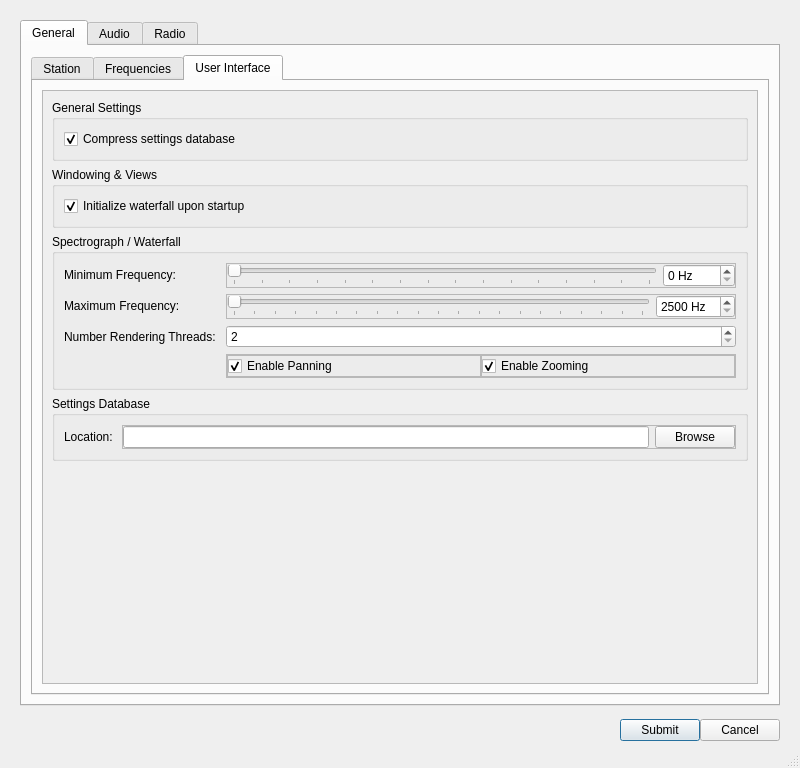
The window that src/ui/dialogsettings.ui (GekkoFyre/small-world-deluxe) describes before a commit, drawn with Qt 5.
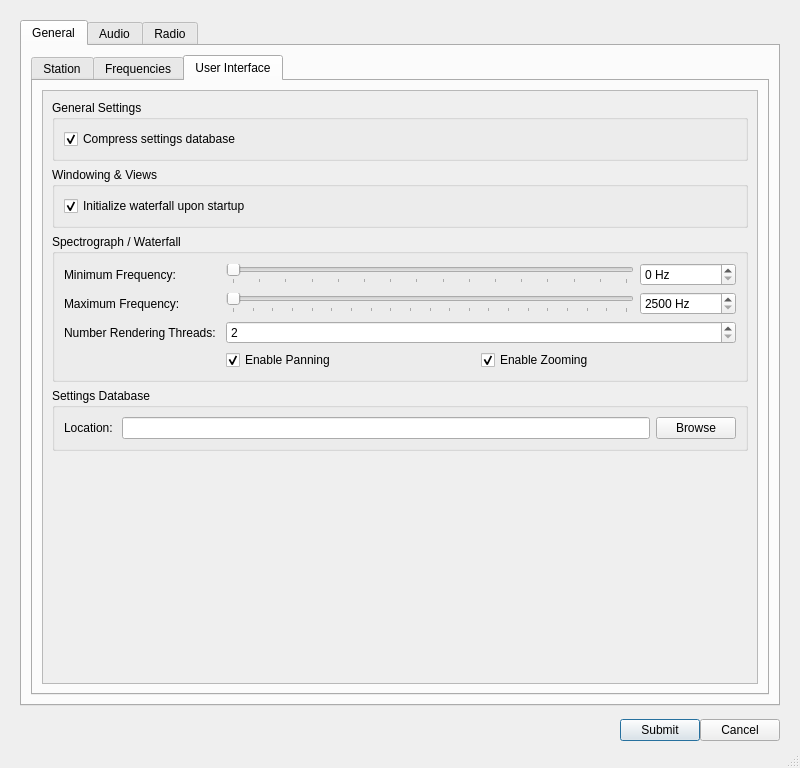
The same window after the commit. The open tabs and pages were chosen to show the change.

Diff of the .ui file:
```diff
--- a/src/ui/dialogsettings.ui
+++ b/src/ui/dialogsettings.ui
@@ -525,6 +525,12 @@
                         </item>
                         <item row="2" column="1">
                          <widget class="QSpinBox" name="spinBox_spectro_render_thread_settings">
+                          <property name="minimumSize">
+                           <size>
+                            <width>96</width>
+                            <height>0</height>
+                           </size>
+                          </property>
                           <property name="toolTip">
                            <string>Be careful! Setting this too high can cause system instability.</string>
                           </property>
@@ -545,10 +551,10 @@
                            </sizepolicy>
                           </property>
                           <property name="frameShape">
-                           <enum>QFrame::StyledPanel</enum>
+                           <enum>QFrame::NoFrame</enum>
                           </property>
                           <property name="frameShadow">
-                           <enum>QFrame::Raised</enum>
+                           <enum>QFrame::Plain</enum>
                           </property>
                           <layout class="QHBoxLayout" name="horizontalLayout_6">
                            <property name="spacing">
@@ -569,10 +575,10 @@
                            <item>
                             <widget class="QFrame" name="frame_spectro_inner_enable_panning">
                              <property name="frameShape">
-                              <enum>QFrame::StyledPanel</enum>
+                              <enum>QFrame::NoFrame</enum>
                              </property>
                              <property name="frameShadow">
-                              <enum>QFrame::Raised</enum>
+                              <enum>QFrame::Plain</enum>
                              </property>
                              <layout class="QVBoxLayout" name="verticalLayout_25">
                               <property name="leftMargin">
@@ -603,10 +609,10 @@
                            <item>
                             <widget class="QFrame" name="frame_spectro_inner_enable_zooming">
                              <property name="frameShape">
-                              <enum>QFrame::StyledPanel</enum>
+                              <enum>QFrame::NoFrame</enum>
                              </property>
                              <property name="frameShadow">
-                              <enum>QFrame::Raised</enum>
+                              <enum>QFrame::Plain</enum>
                              </property>
                              <layout class="QVBoxLayout" name="verticalLayout_24">
                               <property name="leftMargin">
@@ -667,10 +673,10 @@
                         <item row="0" column="1">
                          <widget class="QFrame" name="frame_5">
                           <property name="frameShape">
-                           <enum>QFrame::StyledPanel</enum>
+                           <enum>QFrame::NoFrame</enum>
                           </property>
                           <property name="frameShadow">
-                           <enum>QFrame::Raised</enum>
+                           <enum>QFrame::Plain</enum>
                           </property>
                           <layout class="QHBoxLayout" name="horizontalLayout_23">
                            <property name="leftMargin">
@@ -709,6 +715,12 @@
                            </item>
                            <item>
                             <widget class="QSpinBox" name="spinBox_spectro_min_freq">
+                             <property name="minimumSize">
+                              <size>
+                               <width>96</width>
+                               <height>0</height>
+                              </size>
+                             </property>
                              <property name="suffix">
                               <string> Hz</string>
                              </property>
@@ -726,10 +738,10 @@
                         <item row="1" column="1">
                          <widget class="QFrame" name="frame_6">
                           <property name="frameShape">
-                           <enum>QFrame::StyledPanel</enum>
+                           <enum>QFrame::NoFrame</enum>
                           </property>
                           <property name="frameShadow">
-                           <enum>QFrame::Raised</enum>
+                           <enum>QFrame::Plain</enum>
                           </property>
                           <layout class="QHBoxLayout" name="horizontalLayout_27">
                            <property name="leftMargin">
@@ -771,6 +783,12 @@
                            </item>
                            <item>
                             <widget class="QSpinBox" name="spinBox_spectro_max_freq">
+                             <property name="minimumSize">
+                              <size>
+                               <width>96</width>
+                               <height>0</height>
+                              </size>
+                             </property>
                              <property name="suffix">
                               <string> Hz</string>
                              </property>
@@ -813,10 +831,10 @@
                            </sizepolicy>
                           </property>
                           <property name="frameShape">
-                           <enum>QFrame::StyledPanel</enum>
+                           <enum>QFrame::NoFrame</enum>
                           </property>
                           <property name="frameShadow">
-                           <enum>QFrame::Raised</enum>
+                           <enum>QFrame::Plain</enum>
                           </property>
                           <layout class="QHBoxLayout" name="horizontalLayout_12">
                            <property name="leftMargin">
```
Left out of the diff: 28 changed lines with no effect on the pictures.
